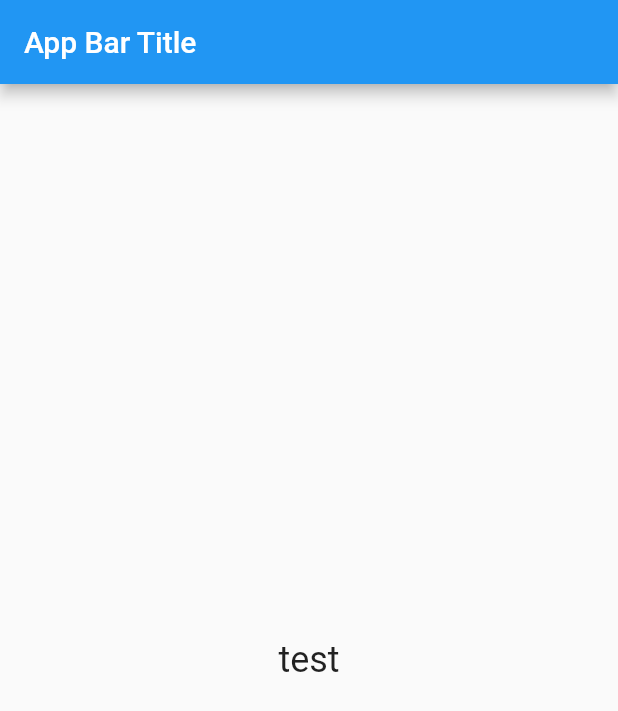
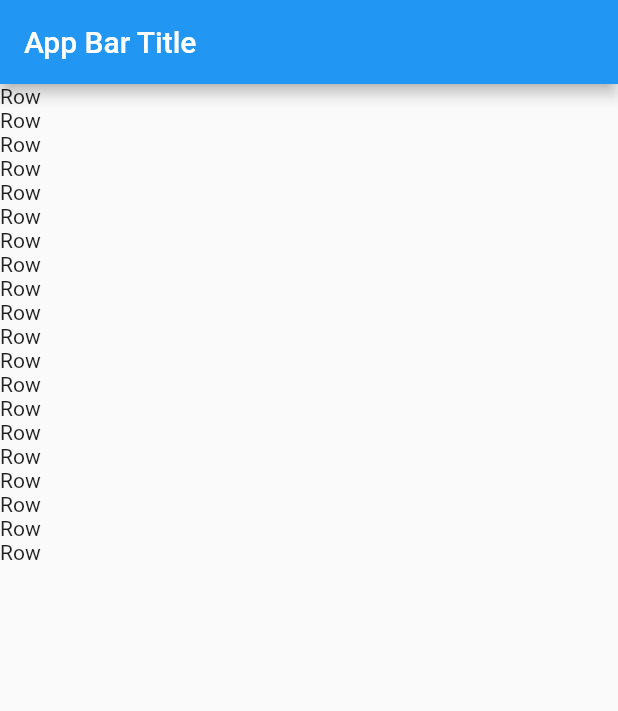
Before and after one commit to djrumph/flutter, a Flutter app: the screen it shows after launch, on a phone screen of 412 x 824 dp. Shown: the top 711 px of the screen. Run offline on Flutter 3.47's test engine with Material 2 defaults, Android fonts, the phone set to English and light mode, and no system bars.

Commit message:
more changes but run tests questionable

```diff
--- a/works/lib/main.dart
+++ b/works/lib/main.dart
@@ -22,9 +22,17 @@ class MyApp extends StatelessWidget {
 class HomeWidget extends StatelessWidget {
   @override
   Widget build(BuildContext context){
-    return new Center(
-      child: new Text("test",
-        style: new TextStyle(fontSize: 24.0),),
+    return new ListView.builder(
+      itemCount:20,
+      itemBuilder: (context, rowNumber){
+          return new Text("Row");
+      },
+
     );
+
+    // return new Center(
+    //   child: new Text("test",
+    //     style: new TextStyle(fontSize: 24.0),),
+    // );
   }
 }
```
